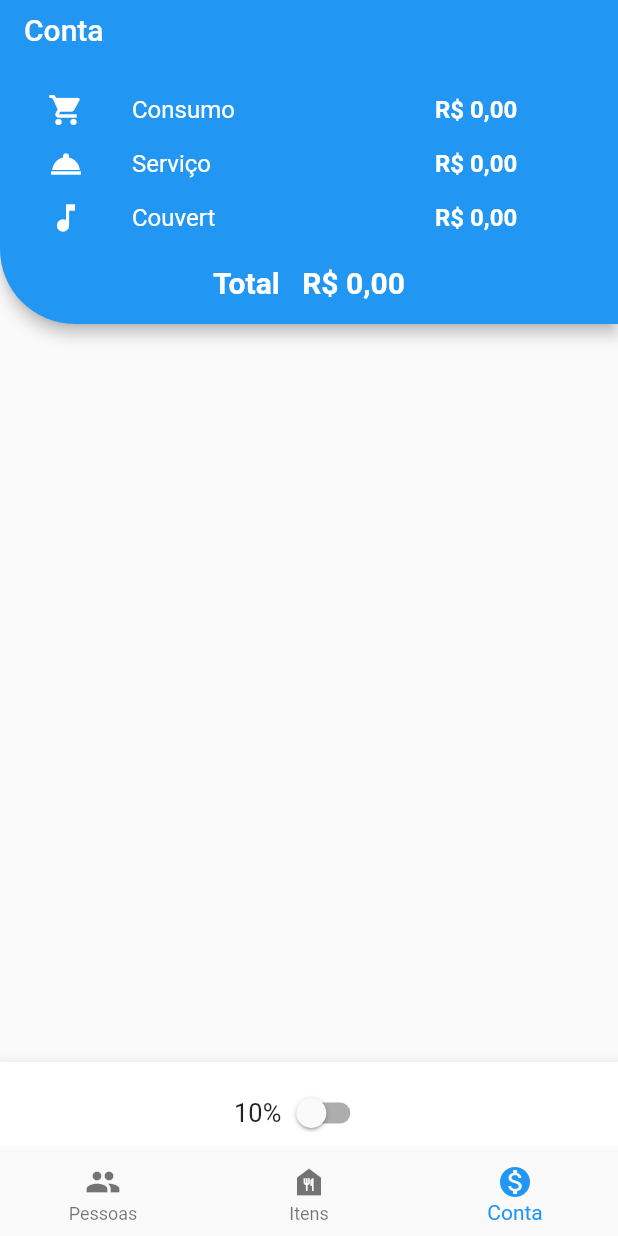
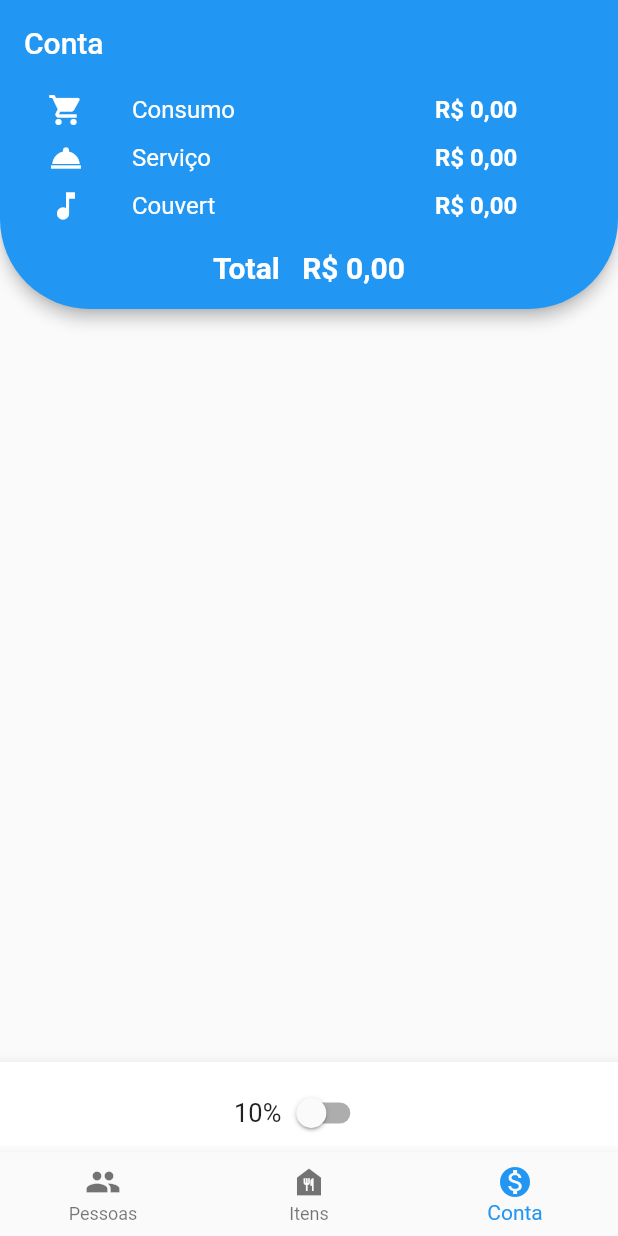
Before and after one commit to vgomesfalcao/bill_splitter_mobile, a Flutter app: the screen it shows after launch, item 3 of the bottom bar chosen, on a phone screen of 412 x 824 dp. Run offline on Flutter 3.47's test engine with Material 2 defaults, Android fonts, the phone set to English and light mode, and no system bars; our stand-ins replace currency_text_input_formatter.

```diff
--- a/lib/views/bill/bill_view.dart
+++ b/lib/views/bill/bill_view.dart
@@ -17,12 +17,15 @@ class _BillScreenState extends State<BillScreen> {
   Widget build(BuildContext context) {
     return Scaffold(
       appBar: AppBar(
-        title: const Text('Conta'),
+        title: Transform.translate(
+            offset: const Offset(0, 8), child: const Text('Conta')),
         centerTitle: false,
         shape: const RoundedRectangleBorder(
-            borderRadius: BorderRadius.only(bottomLeft: Radius.circular(50))),
+            borderRadius: BorderRadius.only(
+                bottomLeft: Radius.circular(60),
+                bottomRight: Radius.circular(60))),
         bottom: PreferredSize(
-          preferredSize: const Size.fromHeight(160),
+          preferredSize: const Size.fromHeight(150),
           child: Padding(
             padding: const EdgeInsets.all(16),
             child: Column(
@@ -132,7 +135,7 @@ class _BillListTileState extends State<BillListTile> {
   @override
   Widget build(BuildContext context) {
     return ListTile(
-      visualDensity: VisualDensity(horizontal: 0, vertical: -3),
+      visualDensity: const VisualDensity(horizontal: 0, vertical: -4),
       dense: true,
       leading: Icon(
         widget._icon,
```
